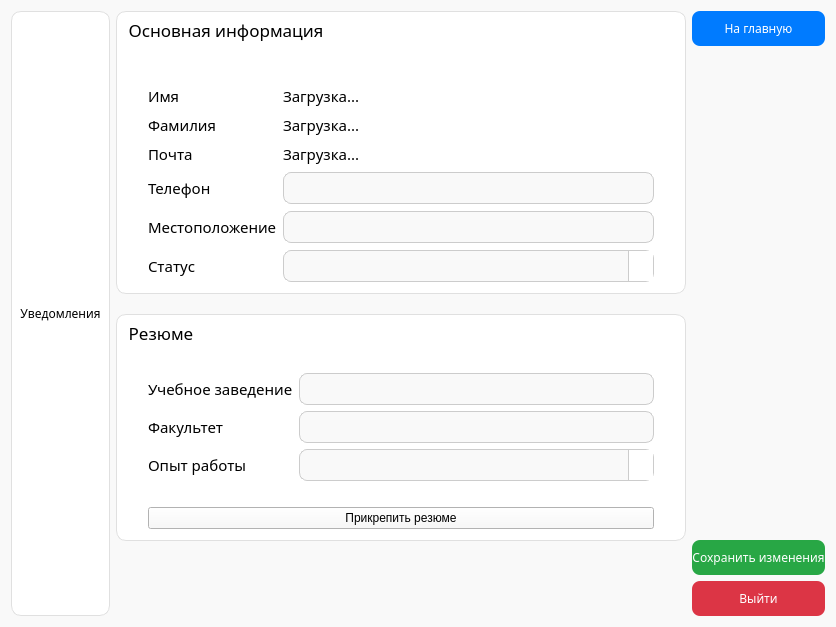
First picture: the form in GreyHound/profilepageforcandidate.ui, repository ProteusP/GreyHound-hiring-desktop-app, before the edit.
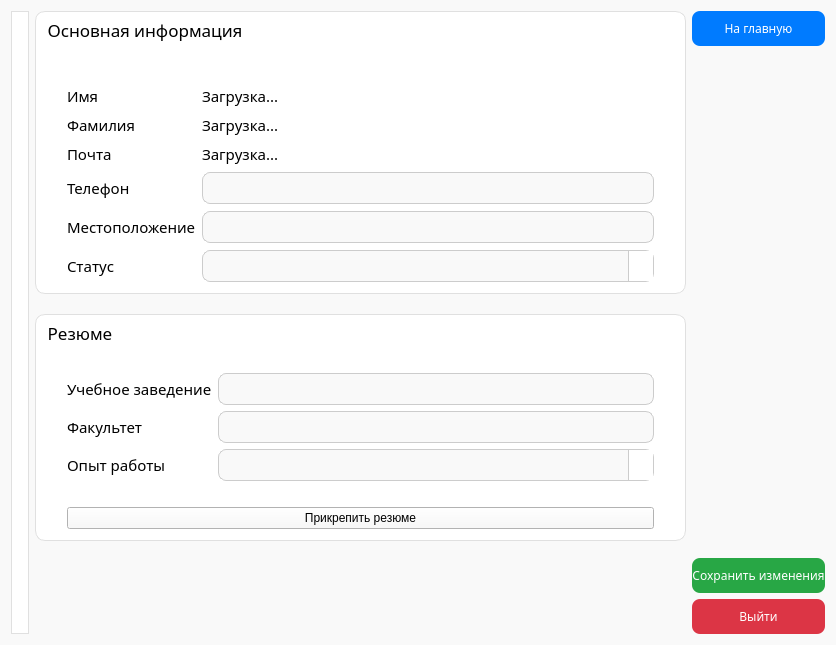
Second picture: the form after the edit. Icons and pictures are not drawn.

Commit message: Notifications on front + Notifications on back changed + clang-format

Diff of the .ui file:
```diff
--- a/GreyHound/profilepageforcandidate.ui
+++ b/GreyHound/profilepageforcandidate.ui
@@ -7,7 +7,7 @@
     <x>0</x>
     <y>0</y>
     <width>836</width>
-    <height>627</height>
+    <height>645</height>
    </rect>
   </property>
   <property name="windowTitle">
@@ -22,67 +22,6 @@
   <layout class="QGridLayout" name="gridLayout_4">
    <item row="0" column="0">
     <layout class="QGridLayout" name="gridLayout_3">
-     <item row="0" column="0">
-      <widget class="QWidget" name="notificationsWidget" native="true">
-       <property name="styleSheet">
-        <string notr="true">QWidget {
-    border: 1px solid #e0e0e0;
-	border-radius: 10px;
-    background-color: white;
-}
-</string>
-       </property>
-       <layout class="QVBoxLayout" name="verticalLayout">
-        <item>
-         <spacer name="verticalSpacer_2">
-          <property name="orientation">
-           <enum>Qt::Orientation::Vertical</enum>
-          </property>
-          <property name="sizeHint" stdset="0">
-           <size>
-            <width>20</width>
-            <height>40</height>
-           </size>
-          </property>
-         </spacer>
-        </item>
-        <item>
-         <widget class="QLabel" name="notificationsLabel">
-          <property name="font">
-           <font>
-            <family>Golos Text</family>
-           </font>
-          </property>
-          <property name="styleSheet">
-           <string notr="true">QLabel {
-	border: none;
-	color: black;
-}</string>
-          </property>
-          <property name="text">
-           <string>Уведомления</string>
-          </property>
-          <property name="alignment">
-           <set>Qt::AlignmentFlag::AlignCenter</set>
-          </property>
-         </widget>
-        </item>
-        <item>
-         <spacer name="verticalSpacer">
-          <property name="orientation">
-           <enum>Qt::Orientation::Vertical</enum>
-          </property>
-          <property name="sizeHint" stdset="0">
-           <size>
-            <width>20</width>
-            <height>40</height>
-           </size>
-          </property>
-         </spacer>
-        </item>
-       </layout>
-      </widget>
-     </item>
      <item row="0" column="1">
       <layout class="QVBoxLayout" name="verticalLayout_4">
        <property name="spacing">
@@ -797,6 +736,19 @@
        </item>
       </layout>
      </item>
+     <item row="0" column="0">
+      <widget class="QWidget" name="notificationsWidget" native="true">
+       <property name="styleSheet">
+        <string notr="true">QWidget {
+    border: 1px solid #e0e0e0;
+	border-radius: 10px;
+    background-color: white;
+}
+</string>
+       </property>
+       <layout class="QVBoxLayout" name="verticalLayout"/>
+      </widget>
+     </item>
     </layout>
    </item>
   </layout>
```
The commit also changes 74 other files.
